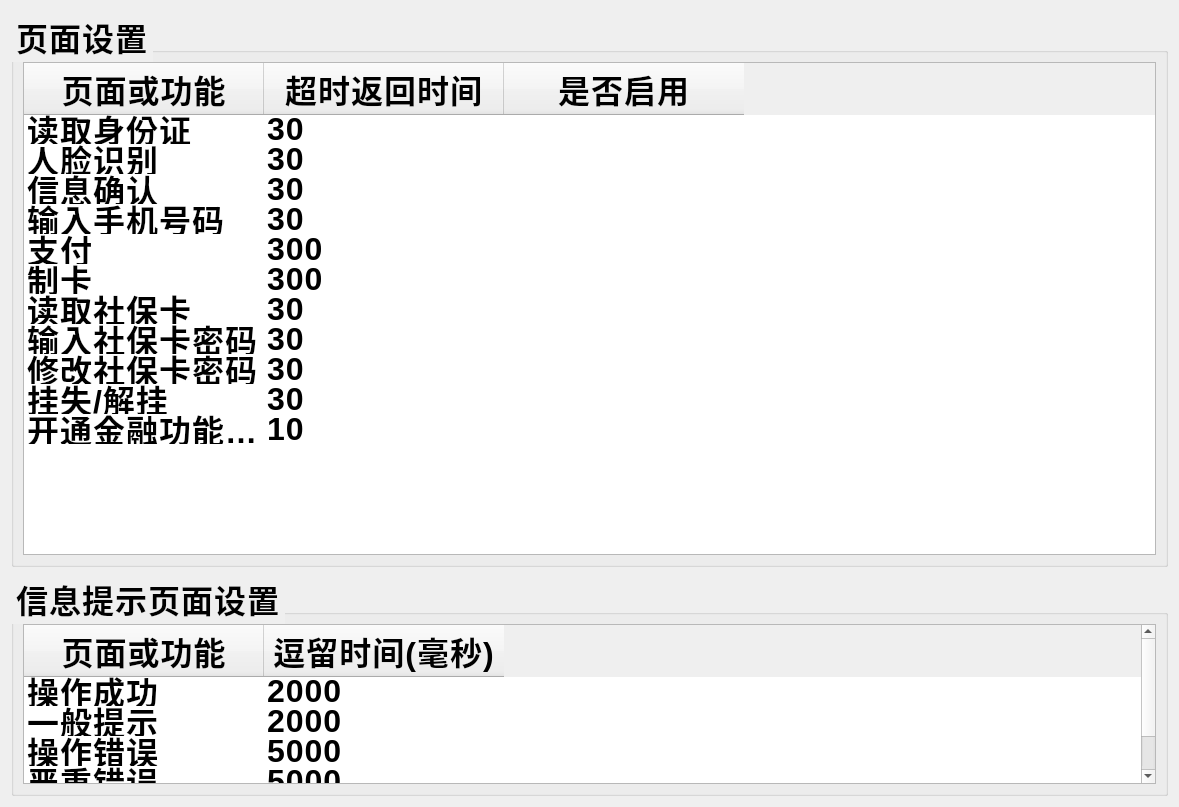
Qt form SSCard_System/pageconfigure.ui (leithergit/SSCard_System) before a commit.
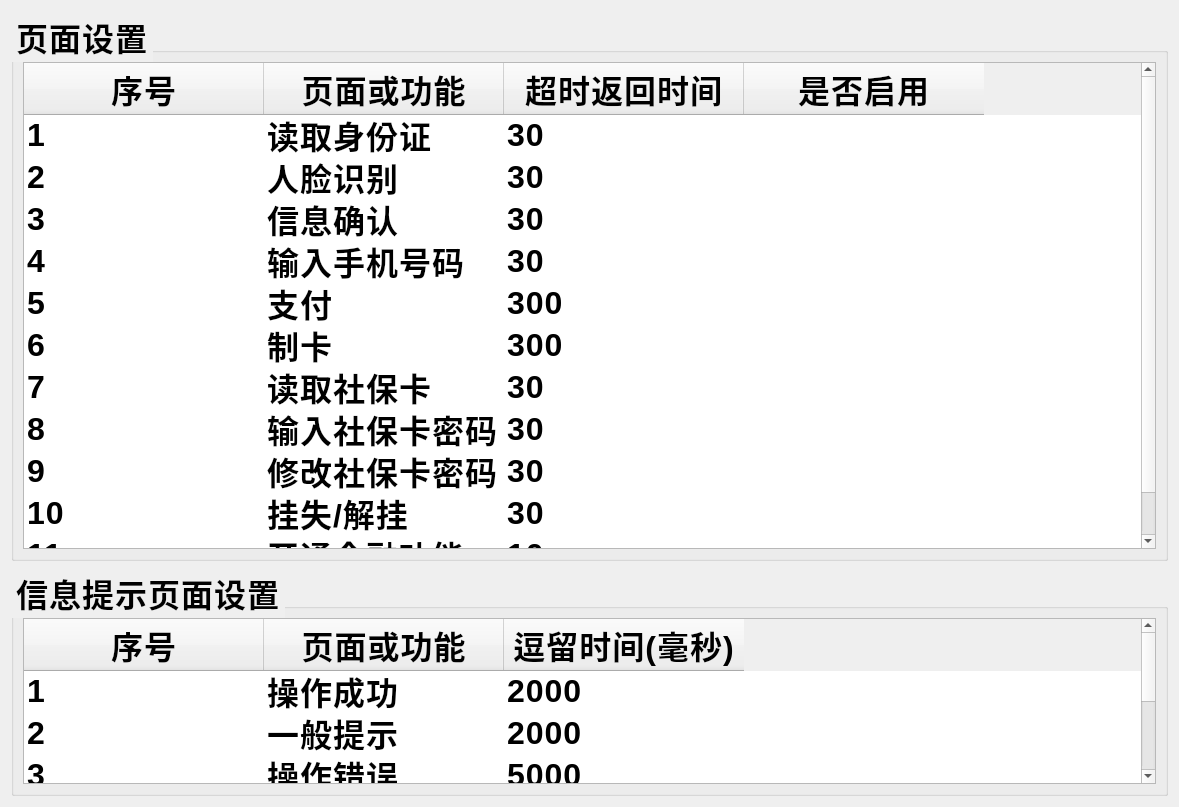
The same form after that commit.

The edit to the form file:
```diff
--- a/SSCard_System/pageconfigure.ui
+++ b/SSCard_System/pageconfigure.ui
@@ -22,7 +22,7 @@
 color: 0
 </string>
   </property>
-  <layout class="QVBoxLayout" name="verticalLayout_3" stretch="5,2">
+  <layout class="QVBoxLayout" name="verticalLayout_3" stretch="12,5">
    <item>
     <widget class="QGroupBox" name="groupBox">
      <property name="title">
@@ -58,6 +58,9 @@
         <attribute name="verticalHeaderVisible">
          <bool>false</bool>
         </attribute>
+        <attribute name="verticalHeaderDefaultSectionSize">
+         <number>42</number>
+        </attribute>
         <attribute name="verticalHeaderStretchLastSection">
          <bool>false</bool>
         </attribute>
@@ -116,6 +119,11 @@
           <string>开通金融功能提醒</string>
          </property>
         </row>
+        <column>
+         <property name="text">
+          <string>序号</string>
+         </property>
+        </column>
         <column>
          <property name="text">
           <string>页面或功能</string>
@@ -133,144 +141,199 @@
         </column>
         <item row="0" column="0">
          <property name="text">
-          <string>读取身份证</string>
-         </property>
-         <property name="flags">
-          <set>ItemIsEnabled</set>
+          <string>1</string>
          </property>
         </item>
         <item row="0" column="1">
          <property name="text">
+          <string>读取身份证</string>
+         </property>
+         <property name="flags">
+          <set>ItemIsEnabled</set>
+         </property>
+        </item>
+        <item row="0" column="2">
+         <property name="text">
           <string>30</string>
          </property>
         </item>
         <item row="1" column="0">
          <property name="text">
+          <string>2</string>
+         </property>
+        </item>
+        <item row="1" column="1">
+         <property name="text">
           <string>人脸识别</string>
          </property>
          <property name="flags">
           <set>ItemIsUserCheckable|ItemIsEnabled</set>
          </property>
         </item>
-        <item row="1" column="1">
+        <item row="1" column="2">
          <property name="text">
           <string>30</string>
          </property>
         </item>
         <item row="2" column="0">
          <property name="text">
-          <string>信息确认</string>
-         </property>
-         <property name="flags">
-          <set>ItemIsEnabled</set>
+          <string>3</string>
          </property>
         </item>
         <item row="2" column="1">
          <property name="text">
+          <string>信息确认</string>
+         </property>
+         <property name="flags">
+          <set>ItemIsEnabled</set>
+         </property>
+        </item>
+        <item row="2" column="2">
+         <property name="text">
           <string>30</string>
          </property>
         </item>
         <item row="3" column="0">
          <property name="text">
-          <string>输入手机号码</string>
-         </property>
-         <property name="flags">
-          <set>ItemIsEnabled</set>
+          <string>4</string>
          </property>
         </item>
         <item row="3" column="1">
+         <property name="text">
+          <string>输入手机号码</string>
+         </property>
+         <property name="flags">
+          <set>ItemIsEnabled</set>
+         </property>
+        </item>
+        <item row="3" column="2">
          <property name="text">
           <string>30</string>
          </property>
         </item>
         <item row="4" column="0">
          <property name="text">
-          <string>支付</string>
-         </property>
-         <property name="flags">
-          <set>ItemIsEnabled</set>
+          <string>5</string>
          </property>
         </item>
         <item row="4" column="1">
          <property name="text">
+          <string>支付</string>
+         </property>
+         <property name="flags">
+          <set>ItemIsEnabled</set>
+         </property>
+        </item>
+        <item row="4" column="2">
+         <property name="text">
           <string>300</string>
          </property>
         </item>
         <item row="5" column="0">
          <property name="text">
-          <string>制卡</string>
-         </property>
-         <property name="flags">
-          <set>ItemIsEnabled</set>
+          <string>6</string>
          </property>
         </item>
         <item row="5" column="1">
          <property name="text">
+          <string>制卡</string>
+         </property>
+         <property name="flags">
+          <set>ItemIsEnabled</set>
+         </property>
+        </item>
+        <item row="5" column="2">
+         <property name="text">
           <string>300</string>
          </property>
         </item>
         <item row="6" column="0">
          <property name="text">
-          <string>读取社保卡</string>
-         </property>
-         <property name="flags">
-          <set>ItemIsEnabled</set>
+          <string>7</string>
          </property>
         </item>
         <item row="6" column="1">
          <property name="text">
+          <string>读取社保卡</string>
+         </property>
+         <property name="flags">
+          <set>ItemIsEnabled</set>
+         </property>
+        </item>
+        <item row="6" column="2">
+         <property name="text">
           <string>30</string>
          </property>
         </item>
         <item row="7" column="0">
          <property name="text">
-          <string>输入社保卡密码</string>
-         </property>
-         <property name="flags">
-          <set>ItemIsEnabled</set>
+          <string>8</string>
          </property>
         </item>
         <item row="7" column="1">
          <property name="text">
+          <string>输入社保卡密码</string>
+         </property>
+         <property name="flags">
+          <set>ItemIsEnabled</set>
+         </property>
+        </item>
+        <item row="7" column="2">
+         <property name="text">
           <string>30</string>
          </property>
         </item>
         <item row="8" column="0">
          <property name="text">
-          <string>修改社保卡密码</string>
-         </property>
-         <property name="flags">
-          <set>ItemIsEnabled</set>
+          <string>9</string>
          </property>
         </item>
         <item row="8" column="1">
          <property name="text">
+          <string>修改社保卡密码</string>
+         </property>
+         <property name="flags">
+          <set>ItemIsEnabled</set>
+         </property>
+        </item>
+        <item row="8" column="2">
+         <property name="text">
           <string>30</string>
          </property>
         </item>
         <item row="9" column="0">
          <property name="text">
-          <string>挂失/解挂</string>
-         </property>
-         <property name="flags">
-          <set>ItemIsUserCheckable|ItemIsEnabled</set>
+          <string>10</string>
          </property>
         </item>
         <item row="9" column="1">
          <property name="text">
+          <string>挂失/解挂</string>
+         </property>
+         <property name="flags">
+          <set>ItemIsUserCheckable|ItemIsEnabled</set>
+         </property>
+        </item>
+        <item row="9" column="2">
+         <property name="text">
           <string>30</string>
          </property>
         </item>
         <item row="10" column="0">
          <property name="text">
-          <string>开通金融功能提醒</string>
-         </property>
-         <property name="flags">
-          <set>ItemIsEnabled</set>
+          <string>11</string>
          </property>
         </item>
         <item row="10" column="1">
          <property name="text">
+          <string>开通金融功能提醒</string>
+         </property>
+         <property name="flags">
+          <set>ItemIsEnabled</set>
+         </property>
+        </item>
+        <item row="10" column="2">
+         <property name="text">
           <string>10</string>
          </property>
         </item>
@@ -314,6 +377,9 @@
         <attribute name="verticalHeaderVisible">
          <bool>false</bool>
         </attribute>
+        <attribute name="verticalHeaderDefaultSectionSize">
+         <number>42</number>
+        </attribute>
         <attribute name="verticalHeaderStretchLastSection">
          <bool>false</bool>
         </attribute>
@@ -337,6 +403,11 @@
           <string>严重错误</string>
          </property>
         </row>
+        <column>
+         <property name="text">
+          <string>序号</string>
+         </property>
+        </column>
         <column>
          <property name="text">
           <string>页面或功能</string>
@@ -349,52 +420,72 @@
         </column>
         <item row="0" column="0">
          <property name="text">
-          <string>操作成功</string>
-         </property>
-         <property name="flags">
-          <set>ItemIsEnabled</set>
+          <string>1</string>
          </property>
         </item>
         <item row="0" column="1">
          <property name="text">
+          <string>操作成功</string>
+         </property>
+         <property name="flags">
+          <set>ItemIsEnabled</set>
+         </property>
+        </item>
+        <item row="0" column="2">
+         <property name="text">
           <string>2000</string>
          </property>
         </item>
         <item row="1" column="0">
          <property name="text">
+          <string>2</string>
+         </property>
+        </item>
+        <item row="1" column="1">
+         <property name="text">
           <string>一般提示</string>
          </property>
          <property name="flags">
           <set>ItemIsUserCheckable|ItemIsEnabled</set>
          </property>
         </item>
-        <item row="1" column="1">
+        <item row="1" column="2">
          <property name="text">
           <string>2000</string>
          </property>
         </item>
         <item row="2" column="0">
          <property name="text">
-          <string>操作错误</string>
-         </property>
-         <property name="flags">
-          <set>ItemIsEnabled</set>
+          <string>3</string>
          </property>
         </item>
         <item row="2" column="1">
+         <property name="text">
+          <string>操作错误</string>
+         </property>
+         <property name="flags">
+          <set>ItemIsEnabled</set>
+         </property>
+        </item>
+        <item row="2" column="2">
          <property name="text">
           <string>5000</string>
          </property>
         </item>
         <item row="3" column="0">
          <property name="text">
+          <string>4</string>
+         </property>
+        </item>
+        <item row="3" column="1">
+         <property name="text">
           <string>严重错误</string>
          </property>
          <property name="flags">
           <set>ItemIsEnabled</set>
          </property>
         </item>
-        <item row="3" column="1">
+        <item row="3" column="2">
          <property name="text">
           <string>5000</string>
          </property>
```
Left out of the diff: 4 changed lines with no effect on the pictures.
